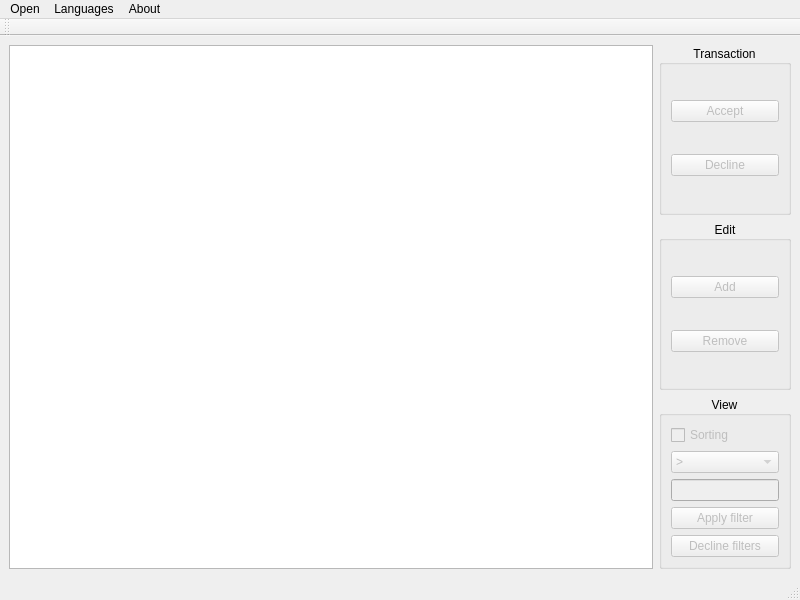
First picture: the form in qt/ui/mainwindow.ui, repository avi-gecko/postgre-editor, before the edit.
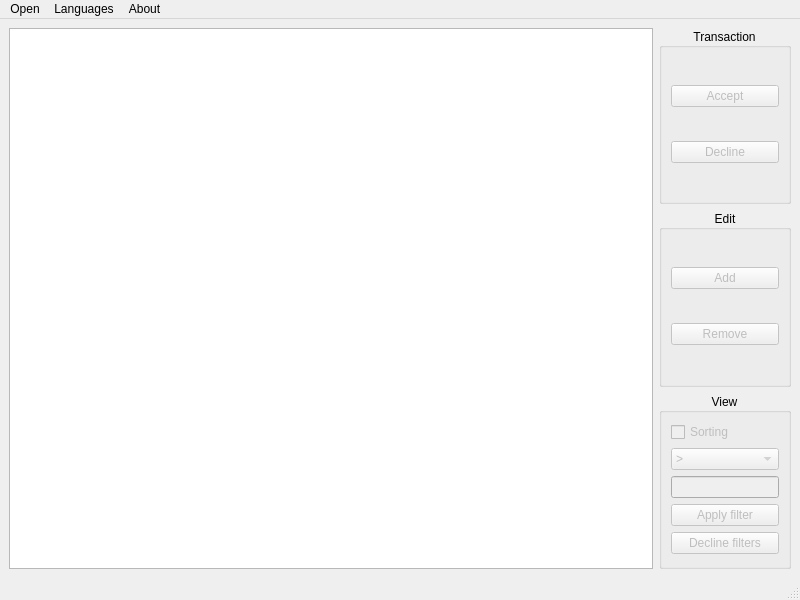
Second picture: the form after the edit.

```diff
--- a/qt/ui/mainwindow.ui
+++ b/qt/ui/mainwindow.ui
@@ -230,17 +230,6 @@
    <addaction name="menuAbout"/>
   </widget>
   <widget class="QStatusBar" name="statusbar"/>
-  <widget class="QToolBar" name="toolBar">
-   <property name="windowTitle">
-    <string>toolBar</string>
-   </property>
-   <attribute name="toolBarArea">
-    <enum>TopToolBarArea</enum>
-   </attribute>
-   <attribute name="toolBarBreak">
-    <bool>false</bool>
-   </attribute>
-  </widget>
   <action name="actionConnect_to_a_database">
    <property name="text">
     <string>Connect to a database</string>
```
